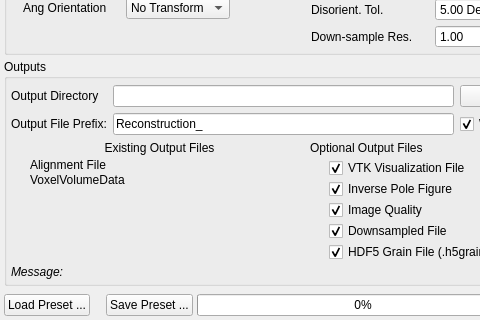
Old version of the form Source/UIPlugins/Reconstruction/ReconstructionWidget.ui in the repository BlueQuartzSoftware/DREAM3D; both pictures show x 0 to 480 and y 328 to 648 of the 617 by 648 pixel window.
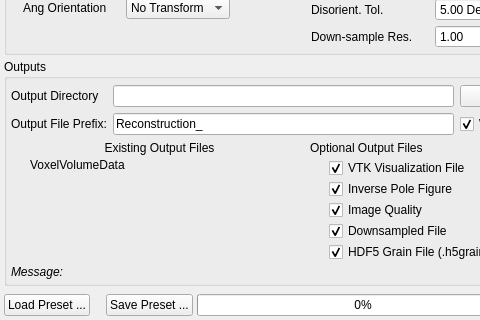
New version of the form. Icons and pictures are not drawn. Custom widgets are drawn as their Qt base class.

Commit message: trying to fix surface mesh winding. cleaning up widgets. working through microstructure statistics to get it working properly

Diff of the .ui file:
```diff
--- a/Source/UIPlugins/Reconstruction/ReconstructionWidget.ui
+++ b/Source/UIPlugins/Reconstruction/ReconstructionWidget.ui
@@ -519,23 +519,6 @@
            <number>1</number>
           </property>
           <item row="1" column="0">
-           <widget class="QLabel" name="m_AlignmentFileIcon">
-            <property name="text">
-             <string/>
-            </property>
-            <property name="pixmap">
-             <pixmap resource="../../../Resources/icons/images/Icons.qrc">:/Delete-16x16.png</pixmap>
-            </property>
-           </widget>
-          </item>
-          <item row="1" column="1">
-           <widget class="QLabel" name="m_AlignmentFile">
-            <property name="text">
-             <string>Alignment File</string>
-            </property>
-           </widget>
-          </item>
-          <item row="2" column="0">
            <widget class="QLabel" name="m_H5VolumeFileIcon">
             <property name="text">
              <string/>
@@ -545,7 +528,7 @@
             </property>
            </widget>
           </item>
-          <item row="2" column="1">
+          <item row="1" column="1">
            <widget class="QLabel" name="m_H5VolumeFile">
             <property name="text">
              <string>VoxelVolumeData</string>
```
Left out of the diff: 1 changed line with no effect on the pictures. The commit also changes 6 other files.
